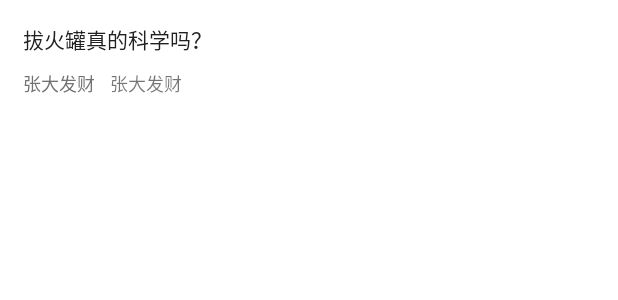
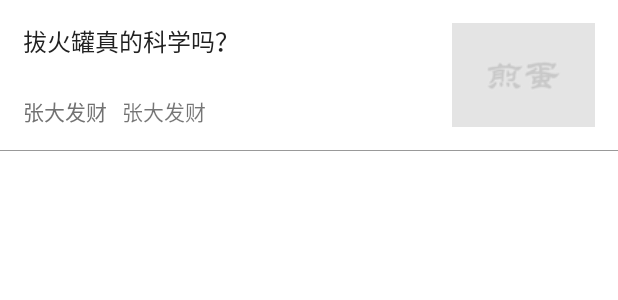
Before and after one commit to yaohuanhuan/JianDan, an Android app: the layout item_fresh_news_small.xml on its own in the app's theme, with its tools: preview values and no code run, on a phone screen of 412 x 824 dp. Shown: the top 300 px of the screen. Run offline under Robolectric (Android 15) with nearby library versions, the phone set to English and light mode, and no system bars.

Commit message:
调整新鲜事的样式

```diff
--- a/app/src/main/java/com/yx/jiandan/ui/fragment/FreshNewsFragment.java
+++ b/app/src/main/java/com/yx/jiandan/ui/fragment/FreshNewsFragment.java
@@ -26,6 +26,7 @@ import com.nostra13.universalimageloader.core.assist.QueueProcessingType;
 import com.yx.jiandan.R;
 import com.yx.jiandan.bean.FreshNews;
 import com.yx.jiandan.bean.Posts;
+import com.yx.jiandan.ui.imageload.ImageLoadProxy;
 
 import org.json.JSONArray;
 import org.json.JSONException;
@@ -54,6 +55,7 @@ public class FreshNewsFragment extends Fragment {
     private RecyclerView recyclerView;
     private List<Posts> list;
     private FreshNewsAdapter freshNewsAdapter;
+    private DisplayImageOptions options;
 
     @Override
     public void onCreate(@Nullable Bundle savedInstanceState) {
@@ -131,13 +133,8 @@ public class FreshNewsFragment extends Fragment {
             holder.tv_title.setText(list.get(position).getTitle());
             holder.tv_name.setText(list.get(position).getId()+"");
             holder.tv_date.setText(list.get(position).getDate());
-            DisplayImageOptions d = new DisplayImageOptions.Builder()
-                    .cacheInMemory(true)
-                    .cacheOnDisk(true)
-                    .bitmapConfig(Bitmap.Config.RGB_565)
-                    .resetViewBeforeLoading(true)
-                    .build();
-            ImageLoader.getInstance().displayImage(list.get(position).getThumb_c(),holder.iv_pic,d);
+            options = ImageLoadProxy.getOptions4PictureList(R.mipmap.ic_loading_small);
+            ImageLoadProxy.displayImage(list.get(position).getThumb_c(), holder.iv_pic, options);
         }
 
         @Override
--- a/app/src/main/res/layout/item_fresh_news_small.xml
+++ b/app/src/main/res/layout/item_fresh_news_small.xml
@@ -1,40 +1,55 @@
 <?xml version="1.0" encoding="utf-8"?>
-<RelativeLayout xmlns:android="http://schemas.android.com/apk/res/android"
+<LinearLayout xmlns:android="http://schemas.android.com/apk/res/android"
     android:layout_width="match_parent"
-    android:layout_height="80dp"
+    android:layout_height="wrap_content"
+    android:orientation="vertical">
+
+    <RelativeLayout
+        android:layout_width="match_parent"
+        android:layout_height="100dp"
         android:padding="15dp">
 
         <TextView
             android:id="@+id/tv_title"
-        android:layout_width="wrap_content"
+            android:layout_width="200dp"
             android:layout_height="wrap_content"
+            android:text="拔火罐真的科学吗？"
             android:textColor="@color/primary_text"
-        android:textSize="14sp"
-        android:text="拔火罐真的科学吗？" />
+            android:textSize="16sp" />
 
         <TextView
             android:id="@+id/tv_name"
             android:layout_width="wrap_content"
             android:layout_height="wrap_content"
             android:layout_alignParentBottom="true"
+            android:text="张大发财"
             android:textColor="@color/secondary_text"
-        android:textSize="12sp"
-        android:text="张大发财" />
+            android:textSize="14sp" />
 
         <TextView
             android:id="@+id/tv_date"
             android:layout_width="wrap_content"
             android:layout_height="wrap_content"
             android:layout_alignParentBottom="true"
-        android:textSize="12sp"
+            android:layout_marginLeft="10dp"
             android:layout_toRightOf="@+id/tv_name"
-        android:layout_marginLeft="10dp"
-        android:text="张大发财" />
+            android:text="张大发财"
+            android:textSize="14sp" />
 
         <ImageView
             android:id="@+id/iv_pic"
-        android:layout_width="80dp"
-        android:layout_height="50dp"
-        android:layout_alignParentRight="true"/>
+            android:layout_width="95dp"
+            android:layout_height="70dp"
+            android:scaleType="centerCrop"
+            android:layout_alignParentRight="true"
+            android:src="@mipmap/ic_loading_small"/>
+
 
     </RelativeLayout>
+
+    <View
+        android:layout_width="match_parent"
+        android:layout_height="0.5dp"
+        android:background="#999"/>
+
+</LinearLayout>
```
Lines whose indentation alone changed are shown as unchanged.
